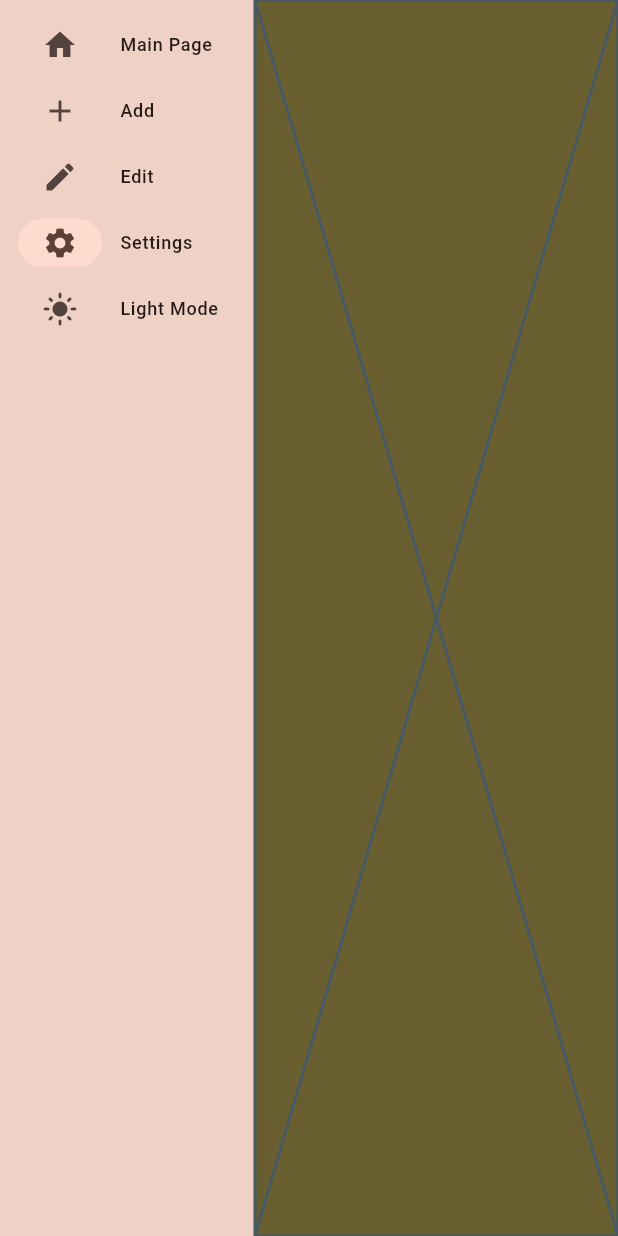
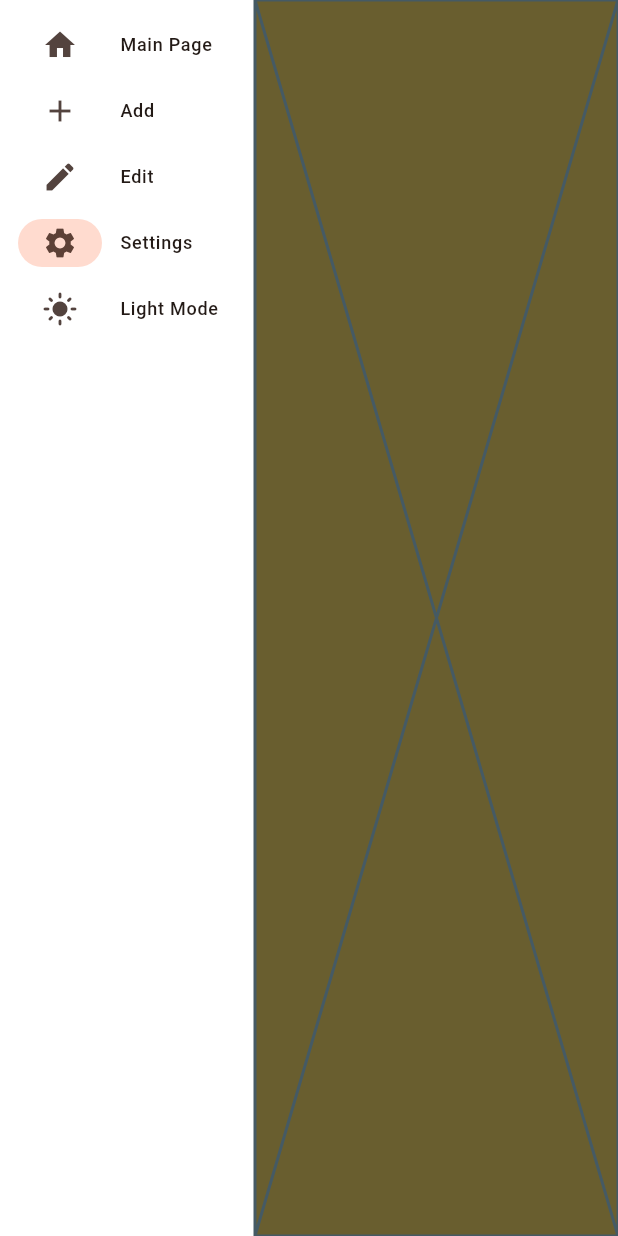
Before and after one commit to koloiyolo/flutter_dessktop_template, a Flutter app: the screen it shows after launch, after a tap on "Settings", after a tap on "Dark Mode", on a phone screen of 412 x 824 dp. Run offline on Flutter 3.47's test engine with Material 2 defaults, Android fonts, the phone set to English and light mode, and no system bars.

Commit message:
minor color changes

```diff
--- a/lib/main.dart
+++ b/lib/main.dart
@@ -25,7 +25,7 @@ class MyApp extends StatelessWidget {
         colorScheme:
         ColorScheme.fromSeed(seedColor: const Color.fromARGB(255, 189, 82, 39))
       ),
-      themeMode: globals.thememode,
+      themeMode: ThemeMode.light,
       home: const NavBar()
     );
   }
@@ -84,7 +84,7 @@ class _NavBarState extends State<NavBar> {
       body: Row(
         children: [
           NavigationRail(
-            backgroundColor: const Color.fromARGB(60, 189, 82, 39),
+            backgroundColor: Color.fromARGB(255, 255, 255, 255),
             extended: true,
             minExtendedWidth: 170,
             destinations:[
--- a/lib/settings.dart
+++ b/lib/settings.dart
@@ -32,7 +32,7 @@ class Settings extends StatelessWidget {
     final SettingsState state = SettingsState();
 
     return Scaffold(
-      backgroundColor: Color.fromARGB(114, 255, 72, 0),
+      backgroundColor: Color.fromARGB(129, 255, 127, 42),
       body: Column(
         children: [
           Padding(
```
